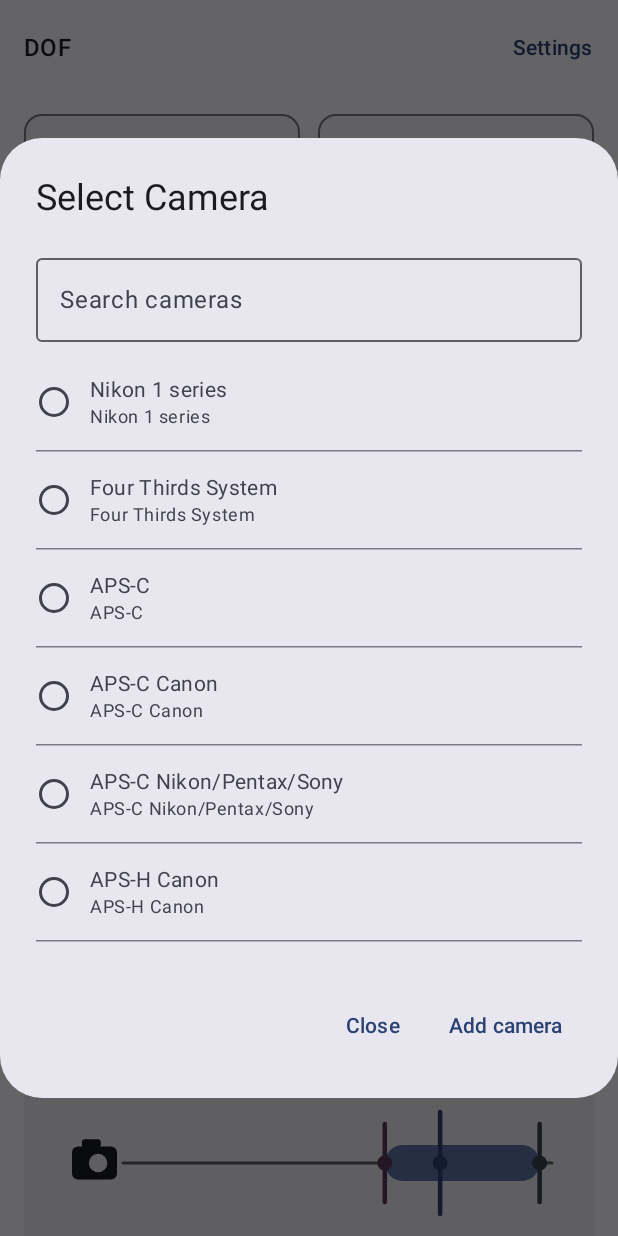
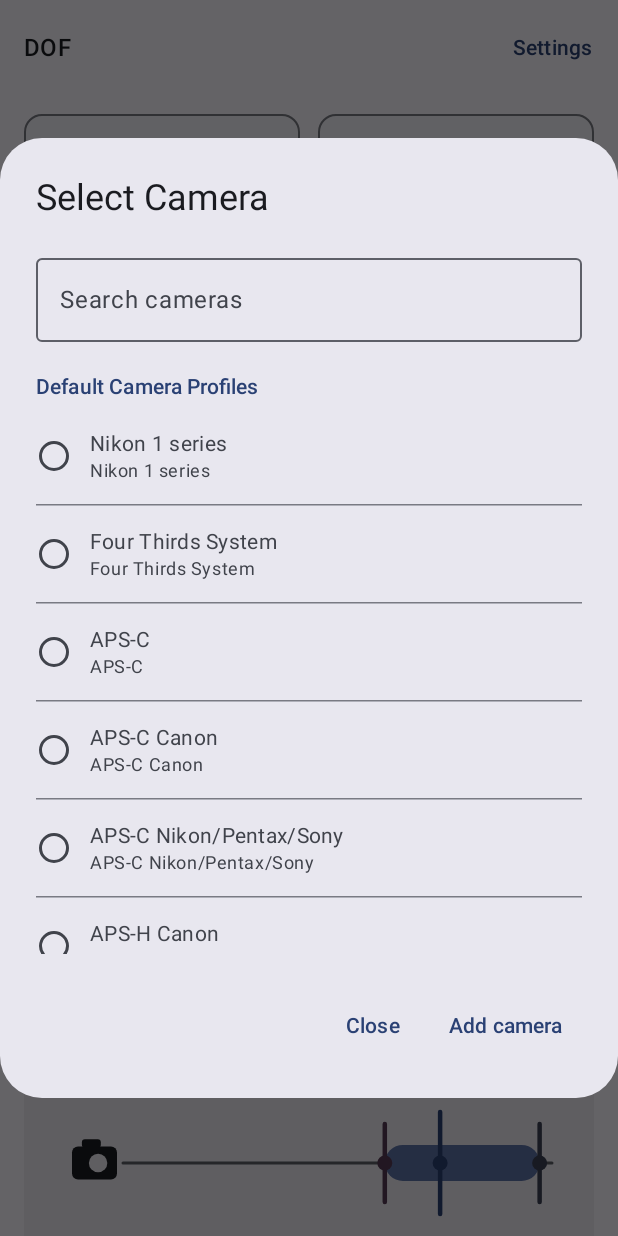
Before and after one commit to karrrphoto-hub/DoFCraft, an Android app built with Jetpack Compose: the screen it shows after launch (MainActivity), after a tap on "Camera", on a phone screen of 412 x 824 dp. Run offline under Robolectric (Android 15) with nearby library versions, the phone set to English and light mode, and no system bars.

Commit message:
release: prepare DoFCraft 1.0.4 with organized camera profiles

```diff
--- a/app/build.gradle.kts
+++ b/app/build.gradle.kts
@@ -13,8 +13,8 @@ android {
         applicationId = "com.example.dofcalculator"
         minSdk = 26
         targetSdk = 37
-        versionCode = 4
-        versionName = "1.0.3"
+        versionCode = 5
+        versionName = "1.0.4"
 
         testInstrumentationRunner = "androidx.test.runner.AndroidJUnitRunner"
     }
--- a/app/src/main/java/com/example/dofcalculator/ui/calculator/LensProfileSelector.kt
+++ b/app/src/main/java/com/example/dofcalculator/ui/calculator/LensProfileSelector.kt
@@ -48,7 +48,7 @@ internal fun LensProfileSelector(state: DofCalculatorUiState, onSelect: (String)
         )
         ExposedDropdownMenu(expanded = expanded && !kit.ignoreLensProfile,
             onDismissRequest = { expanded = false }) {
-            kit.lenses.forEach { lens ->
+            kit.lenses.sortedByFocalLength().forEach { lens ->
                 DropdownMenuItem(text = {
                     Column(verticalArrangement = Arrangement.spacedBy(2.dp)) {
                         if (lens.name.isNotBlank()) Text(lens.name)
--- a/app/src/main/java/com/example/dofcalculator/ui/calculator/PresetManagement.kt
+++ b/app/src/main/java/com/example/dofcalculator/ui/calculator/PresetManagement.kt
@@ -15,6 +15,8 @@ import androidx.compose.ui.Alignment
 import androidx.compose.ui.Modifier
 import androidx.compose.ui.res.stringResource
 import androidx.compose.ui.semantics.Role
+import androidx.compose.ui.semantics.heading
+import androidx.compose.ui.semantics.semantics
 import androidx.compose.ui.text.input.KeyboardType
 import androidx.compose.ui.unit.dp
 import com.example.dofcalculator.R
@@ -93,6 +95,7 @@ internal fun PresetManagementDialogs(
             val filtered = names.filter { (_, name, format) ->
                 name.contains(query, ignoreCase = true) || format.contains(query, ignoreCase = true)
             }
+            val (userCameras, defaultCameras) = filtered.partition { !it.first.isBuiltIn }
             AlertDialog(
                 onDismissRequest = onCloseManager,
                 title = { Text(stringResource(R.string.select_camera)) },
@@ -106,7 +109,23 @@ internal fun PresetManagementDialogs(
                             state = rememberLazyListState(),
                             modifier = Modifier.heightIn(max = 400.dp),
                         ) {
-                            items(filtered, key = { it.first.id }) { (camera, name, format) ->
+                            val sections = listOf(
+                                R.string.user_camera_profiles to userCameras,
+                                R.string.default_camera_profiles to defaultCameras,
+                            )
+                            sections.forEach { (title, cameras) ->
+                                if (cameras.isNotEmpty()) {
+                                    item(key = title) {
+                                        Text(
+                                            stringResource(title),
+                                            modifier = Modifier.fillMaxWidth()
+                                                .padding(top = 12.dp, bottom = 4.dp)
+                                                .semantics { heading() },
+                                            style = MaterialTheme.typography.titleSmall,
+                                            color = MaterialTheme.colorScheme.primary,
+                                        )
+                                    }
+                                    items(cameras, key = { it.first.id }) { (camera, name, format) ->
                                         Column(Modifier.fillMaxWidth()) {
                                             Row(
                                                 modifier = Modifier.fillMaxWidth().heightIn(min = 64.dp)
@@ -130,8 +149,7 @@ internal fun PresetManagementDialogs(
                                             val lenses = state.lensKitsByCameraId[camera.id]?.lenses.orEmpty()
                                             if (lenses.isNotEmpty() || !camera.isBuiltIn) {
                                                 CameraLensDescriptions(lenses,
-                                            Modifier.fillMaxWidth().padding(start = 48.dp, bottom = 8.dp),
-                                            focusDistance.takeIf { camera.id == state.selectedCameraId })
+                                                    Modifier.fillMaxWidth().padding(start = 48.dp, bottom = 8.dp))
                                             }
                                             if (!camera.isBuiltIn) {
                                                 FlowRow(
@@ -148,6 +166,8 @@ internal fun PresetManagementDialogs(
                                             }
                                         }
                                         HorizontalDivider()
+                                    }
+                                }
                             }
                         }
                     }
@@ -266,10 +286,15 @@ private fun CameraPickerLensesPreview() {
     val kit = com.example.dofcalculator.model.CameraLensKit(listOf(
         Lens.Prime("prime", "HD Pentax", 25.0, 3.5),
         Lens.Zoom("zoom", minFocalLengthMm = 24.0, maxFocalLengthMm = 120.0,
-            maxApertureAtMinFocal = 4.0, maxApertureAtMaxFocal = 4.0)))
+            maxApertureAtMinFocal = 4.0, maxApertureAtMaxFocal = 4.0,
+            distanceScaleUnit = com.example.dofcalculator.model.LensDistanceUnit.Feet),
+        Lens.Prime("portrait", "Portrait", 85.0, 1.8),
+        Lens.Prime("wide", focalLengthMm = 20.0, maxAperture = 2.8),
+        Lens.Prime("tele", focalLengthMm = 135.0, maxAperture = 2.0)))
     com.example.dofcalculator.ui.theme.DOFCalculatorTheme(dynamicColor = false) {
         PresetManagementDialogs(
-            state = PresetManagerUiState(cameras = listOf(camera), selectedCameraId = camera.id,
+            state = PresetManagerUiState(cameras = com.example.dofcalculator.data.BuiltInCameraProfiles.cameras + camera,
+                selectedCameraId = camera.id,
                 isManagerVisible = true, lensKitsByCameraId = mapOf(camera.id to kit)),
             onCloseManager = {}, onSelectCamera = {}, onCustomFormatChanged = {},
             onConfirmDelete = {}, onCancelDelete = {}, onCreateCamera = {}, onEditCamera = {},
--- a/app/src/main/res/values/strings.xml
+++ b/app/src/main/res/values/strings.xml
@@ -113,6 +113,8 @@
     <string name="format_15">Large Format 8×10 in</string>
     <string name="format_16">Other format</string>
     <string name="select_camera">Select Camera</string>
+    <string name="default_camera_profiles">Default Camera Profiles</string>
+    <string name="user_camera_profiles">User Camera Profiles</string>
     <string name="search_cameras">Search cameras</string>
     <string name="delete_camera">Delete Camera</string>
     <string name="delete_camera_confirmation">Delete %1$s?</string>
@@ -345,8 +347,8 @@
         <item quantity="other">%d lenses</item>
     </plurals>
     <plurals name="more_lenses">
-        <item quantity="one">%d more lens</item>
-        <item quantity="other">%d more lenses</item>
+        <item quantity="one">and %d other lens</item>
+        <item quantity="other">and %d other lenses</item>
     </plurals>
     <string name="diffraction_conventional_help">At high magnifications, this estimate may be less accurate. In these conditions, the lens may behave as though the aperture were stopped down further. The app uses the f-number you entered and does not adjust it for magnification.</string>
     <string name="close_focus_title">Possible Macro Photography</string>
--- a/gradle/libs.versions.toml
+++ b/gradle/libs.versions.toml
@@ -1,5 +1,5 @@
 [versions]
-agp = "9.5.0"
+agp = "9.5.1"
 coreKtx = "1.10.1"
 junit = "4.13.2"
 junitVersion = "1.3.0"
```
Also changed, not shown: app/src/main/java/com/example/dofcalculator/ui/calculator/CameraLenses.kt (+39 -11 lines), 6 other files. Lines whose indentation alone changed are shown as unchanged.
